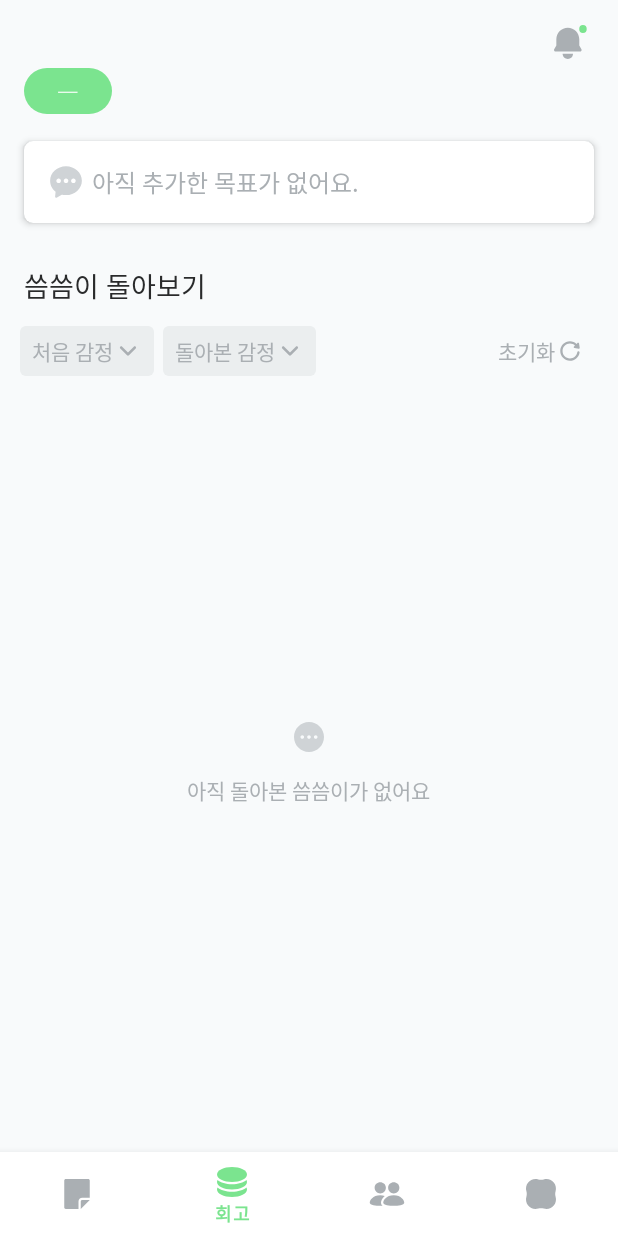
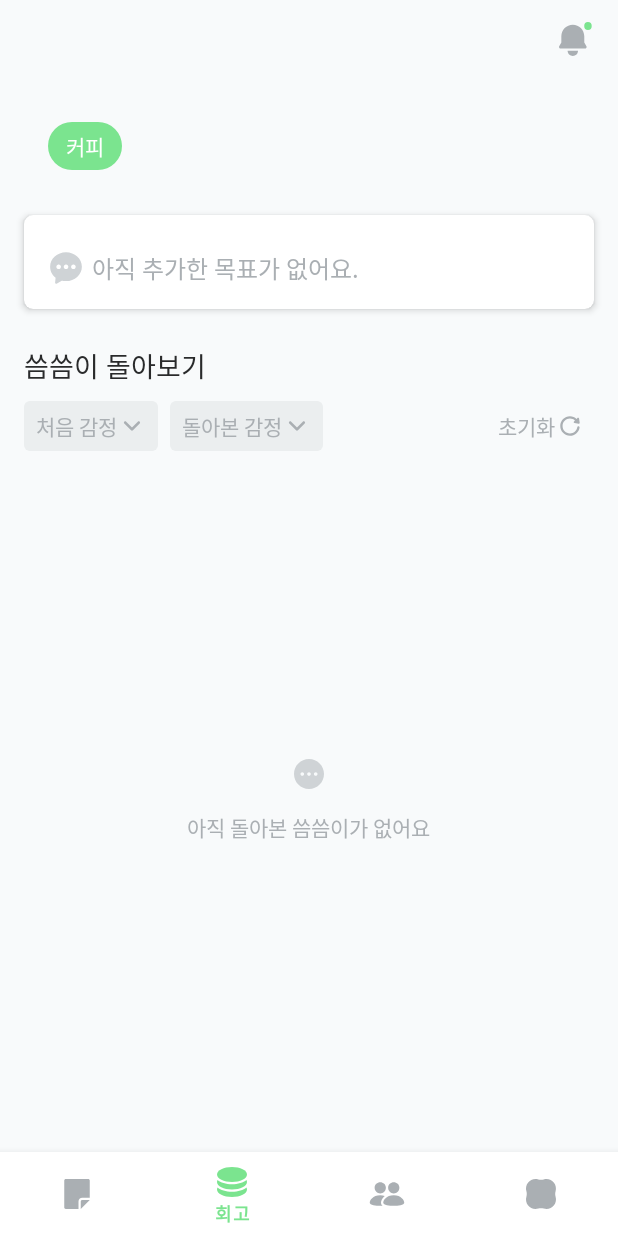
Before and after one commit to PomeTeam/POME_Android, an Android app: the RemindFragment screen opened through its navigation route, on a phone screen of 412 x 824 dp. Run offline under Robolectric (Android 15) with nearby library versions, the phone set to English and light mode, and no system bars; our stand-ins replace Dagger/Hilt's generated code, data binding, navigation-ui.

Commit message:
feat : remind category 구현

```diff
--- /dev/null
+++ b/app/src/main/java/com/teampome/pome/presentation/remind/RemindCategoryChipAdapter.kt
@@ -0,0 +1,48 @@
+package com.teampome.pome.presentation.remind
+
+import android.view.LayoutInflater
+import android.view.ViewGroup
+import androidx.recyclerview.widget.DiffUtil
+import androidx.recyclerview.widget.ListAdapter
+import androidx.recyclerview.widget.RecyclerView
+import com.teampome.pome.databinding.ItemRemindCategoryChipBinding
+
+class RemindCategoryChipAdapter : ListAdapter<String, RemindCategoryChipAdapter.RemindCategoryChipViewHolder>(
+    RemindCategoryDiffCallback()
+) {
+    private lateinit var binding: ItemRemindCategoryChipBinding
+
+    override fun onCreateViewHolder(
+        parent: ViewGroup,
+        viewType: Int
+    ): RemindCategoryChipViewHolder {
+        binding = ItemRemindCategoryChipBinding.inflate(LayoutInflater.from(parent.context), parent, false)
+
+        return RemindCategoryChipViewHolder(binding)
+    }
+
+    override fun onBindViewHolder(holder: RemindCategoryChipViewHolder, position: Int) {
+        holder.bind(getItem(position))
+    }
+
+    inner class RemindCategoryChipViewHolder(
+        val binding : ItemRemindCategoryChipBinding
+    ) : RecyclerView.ViewHolder(binding.root) {
+
+        fun bind(chipText: String) {
+            binding.testCategory = chipText
+            binding.executePendingBindings()
+        }
+    }
+}
+
+// 왜 상속인데 인스턴스를 넣는거지? => 인스턴스를 상속해야 부모 클래스의 구현체들을 이용할 수 있을 것 같음
+class RemindCategoryDiffCallback : DiffUtil.ItemCallback<String>() {
+    override fun areItemsTheSame(oldItem: String, newItem: String): Boolean {
+        return oldItem == newItem
+    }
+
+    override fun areContentsTheSame(oldItem: String, newItem: String): Boolean {
+        return oldItem == newItem
+    }
+}
--- a/app/src/main/java/com/teampome/pome/presentation/remind/RemindFragment.kt
+++ b/app/src/main/java/com/teampome/pome/presentation/remind/RemindFragment.kt
@@ -32,6 +32,9 @@ class RemindFragment : BaseFragment<FragmentRemindBinding>(R.layout.fragment_rem
 
         pomeRemindBottomSheetDialog.setContentView(pomeRemindBottomSheetDialogBinding.root)
 
+        // RecyclerView adapter 설정
+        binding.remindCategoryChipRv.adapter = RemindCategoryChipAdapter()
+
         super.onViewCreated(view, savedInstanceState)
     }
 
@@ -40,6 +43,21 @@ class RemindFragment : BaseFragment<FragmentRemindBinding>(R.layout.fragment_rem
         // test data livedata listener
         viewModel.testRemindList.observe(viewLifecycleOwner) {
             binding.remindTestData = it
+
+            Log.d("test", "test data is $it")
+
+            // 자체로 필터링해서 데이터를 집어넣자
+            val testCategoryList = it?.let { remindTestData ->
+                remindTestData.contentItems.map { remindTestItem ->
+                    remindTestItem.mainCategory
+                }
+            }
+
+            Log.d("test", "filter test data is $testCategoryList")
+
+            (binding.remindCategoryChipRv.adapter as RemindCategoryChipAdapter).submitList(
+                testCategoryList
+            )
         }
 
         // 처음 감정 선택
--- a/app/src/main/res/layout/fragment_remind.xml
+++ b/app/src/main/res/layout/fragment_remind.xml
@@ -19,8 +19,8 @@
             android:layout_width="wrap_content"
             android:layout_height="wrap_content"
             android:src="@drawable/bell"
-            android:layout_marginTop="18dp"
-            android:layout_marginEnd="23dp"
+            android:layout_marginTop="16dp"
+            android:layout_marginEnd="20dp"
             app:layout_constraintTop_toTopOf="parent"
             app:layout_constraintEnd_toEndOf="parent"/>
 
@@ -34,19 +34,31 @@
             app:layout_constraintTop_toTopOf="@id/remind_notice_bell_aiv"
             app:layout_constraintEnd_toEndOf="@id/remind_notice_bell_aiv"/>
 
-        <TextView
-            android:id="@+id/remind_no_chip_tv"
-            android:layout_width="wrap_content"
+<!--        <TextView-->
+<!--            android:id="@+id/remind_no_chip_tv"-->
+<!--            android:layout_width="wrap_content"-->
+<!--            android:layout_height="wrap_content"-->
+<!--            android:text="···"-->
+<!--            android:textColor="@color/white"-->
+<!--            android:paddingHorizontal="12dp"-->
+<!--            android:paddingVertical="5dp"-->
+<!--            android:background="@drawable/remind_chip_background"-->
+<!--            android:layout_marginStart="16dp"-->
+<!--            android:layout_marginTop="22dp"-->
+<!--            app:layout_constraintTop_toBottomOf="@id/remind_notice_bell_aiv"-->
+<!--            app:layout_constraintStart_toStartOf="parent" />-->
+
+        <androidx.recyclerview.widget.RecyclerView
+            android:id="@+id/remind_category_chip_rv"
+            android:layout_width="0dp"
             android:layout_height="wrap_content"
-            android:text="⏤"
-            android:textColor="@color/white"
-            android:paddingHorizontal="22dp"
-            android:paddingVertical="5dp"
-            android:background="@drawable/remind_chip_background"
-            android:layout_marginStart="16dp"
-            android:layout_marginTop="6dp"
+            app:layoutManager="androidx.recyclerview.widget.LinearLayoutManager"
+            android:orientation="horizontal"
+            android:layout_marginTop="22dp"
+            android:layout_marginHorizontal="16dp"
             app:layout_constraintTop_toBottomOf="@id/remind_notice_bell_aiv"
-            app:layout_constraintStart_toStartOf="parent" />
+            app:layout_constraintStart_toStartOf="parent"
+            app:layout_constraintEnd_toEndOf="parent"/>
 
         <androidx.constraintlayout.widget.ConstraintLayout
             android:id="@+id/remind_yes_chip_cl"
@@ -73,34 +85,52 @@
             app:contentPaddingTop="15dp"
             app:contentPaddingBottom="15dp"
             android:layout_marginHorizontal="16dp"
-            android:layout_marginTop="18dp"
-            app:layout_constraintTop_toBottomOf="@id/remind_no_chip_tv"
+            android:layout_marginTop="30dp"
+            app:layout_constraintTop_toBottomOf="@id/remind_category_chip_rv"
             app:layout_constraintStart_toStartOf="parent"
             app:layout_constraintEnd_toEndOf="parent">
 
-            <LinearLayout
+            <androidx.constraintlayout.widget.ConstraintLayout
                 android:id="@+id/remind_goal_content_ll"
-                android:layout_width="wrap_content"
+                android:layout_width="match_parent"
                 android:layout_height="wrap_content"
-                android:orientation="horizontal"
                 tools:ignore="UseCompoundDrawables">
 
                 <!-- Todo : databinding 이용해서 동적으로 데이터 변경 처리 -->
 
+                <androidx.recyclerview.widget.RecyclerView
+                    android:id="@+id/remind_goal_card_chips_rv"
+                    android:layout_width="0dp"
+                    android:layout_height="wrap_content"
+                    android:orientation="horizontal"
+                    android:layout_marginEnd="12dp"
+                    app:layoutManager="androidx.recyclerview.widget.LinearLayoutManager"
+                    app:layout_constraintTop_toTopOf="parent"
+                    app:layout_constraintStart_toStartOf="parent"
+                    app:layout_constraintEnd_toEndOf="parent"/>
+
                 <androidx.appcompat.widget.AppCompatImageView
+                    android:id="@+id/remind_goal_card_empty_aiv"
                     android:layout_width="wrap_content"
                     android:layout_height="wrap_content"
-                    android:layout_marginEnd="5dp"
+                    android:layout_marginTop="8dp"
+                    app:layout_constraintStart_toStartOf="parent"
+                    app:layout_constraintTop_toBottomOf="@id/remind_goal_card_chips_rv"
+                    app:layout_constraintBottom_toBottomOf="parent"
                     android:src="@drawable/ic_empty_goal"/>
 
                 <TextView
                     style="@style/Pome.Bold.16"
-                    android:id="@+id/remind_no_goal_card_tv"
+                    android:id="@+id/remind_goal_card_tv"
                     android:layout_width="wrap_content"
                     android:layout_height="wrap_content"
                     android:textColor="@color/grey_5"
-                    android:text="@string/remind_goal_card_no_text"/>
-            </LinearLayout>
+                    android:text="@string/remind_goal_card_no_text"
+                    android:layout_marginStart="5dp"
+                    app:layout_constraintStart_toEndOf="@id/remind_goal_card_empty_aiv"
+                    app:layout_constraintTop_toTopOf="@id/remind_goal_card_empty_aiv"
+                    app:layout_constraintBottom_toBottomOf="parent"/>
+            </androidx.constraintlayout.widget.ConstraintLayout>
         </androidx.cardview.widget.CardView>
 
         <TextView
@@ -110,7 +140,7 @@
             android:layout_height="wrap_content"
             android:text="@string/remind_review_title_text"
             android:textColor="@color/grey_9"
-            android:layout_marginTop="28dp"
+            android:layout_marginTop="24dp"
             app:layout_constraintTop_toBottomOf="@id/remind_goal_card_cv"
             app:layout_constraintStart_toStartOf="@id/remind_goal_card_cv" />
 
@@ -118,8 +148,8 @@
             android:id="@+id/remind_review_first_emotion_cl"
             android:layout_width="wrap_content"
             android:layout_height="wrap_content"
-            android:layout_marginTop="13dp"
-            android:layout_marginStart="13dp"
+            android:layout_marginTop="10dp"
+            android:layout_marginStart="16dp"
             android:background="@drawable/emotion_spinner_background"
             app:layout_constraintTop_toBottomOf="@id/remind_review_title_tv"
             app:layout_constraintStart_toStartOf="parent" >
@@ -155,8 +185,8 @@
             android:id="@+id/remind_review_last_emotion_cl"
             android:layout_width="wrap_content"
             android:layout_height="wrap_content"
-            android:layout_marginTop="13dp"
-            android:layout_marginStart="6dp"
+            android:layout_marginTop="10dp"
+            android:layout_marginStart="8dp"
             android:background="@drawable/emotion_spinner_background"
             app:layout_constraintTop_toBottomOf="@id/remind_review_title_tv"
             app:layout_constraintStart_toEndOf="@id/remind_review_first_emotion_cl" >
--- /dev/null
+++ b/app/src/main/res/layout/item_remind_category_chip.xml
@@ -0,0 +1,34 @@
+<?xml version="1.0" encoding="utf-8"?>
+<layout xmlns:android="http://schemas.android.com/apk/res/android"
+    xmlns:app="http://schemas.android.com/apk/res-auto"
+    xmlns:tools="http://schemas.android.com/tools">
+
+    <data>
+        <variable
+            name="testCategory"
+            type="String" />
+    </data>
+
+    <androidx.constraintlayout.widget.ConstraintLayout
+        android:layout_width="wrap_content"
+        android:layout_height="wrap_content">
+
+        <TextView
+            android:id="@+id/remind_category_chip_tv"
+            android:layout_width="wrap_content"
+            android:layout_height="wrap_content"
+            android:text="@{testCategory}"
+            tools:text="···"
+            android:textColor="@color/white"
+            android:paddingHorizontal="12dp"
+            android:paddingVertical="5dp"
+            android:background="@drawable/remind_chip_background"
+            android:layout_marginStart="16dp"
+            android:layout_marginTop="22dp"
+            app:layout_constraintTop_toTopOf="parent"
+            app:layout_constraintStart_toStartOf="parent"
+            app:layout_constraintEnd_toEndOf="parent"
+            app:layout_constraintBottom_toBottomOf="parent"/>
+
+    </androidx.constraintlayout.widget.ConstraintLayout>
+</layout>
```
